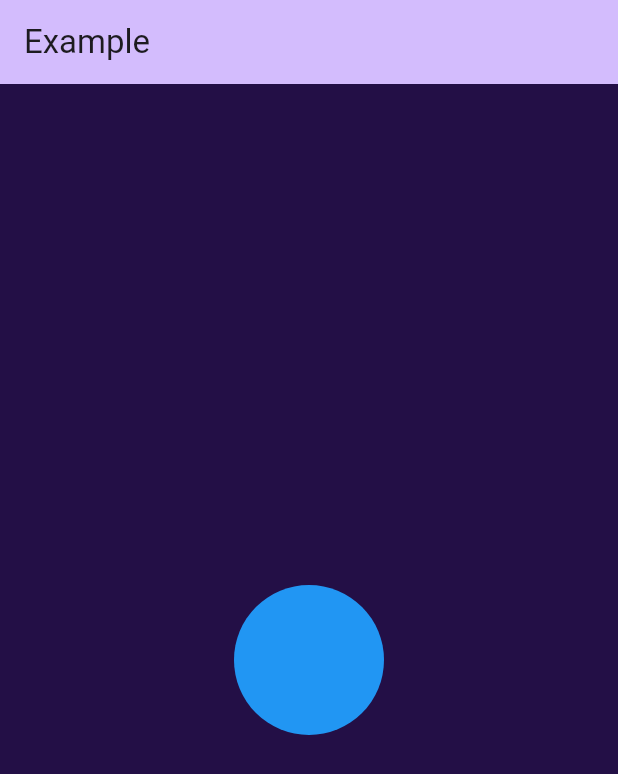
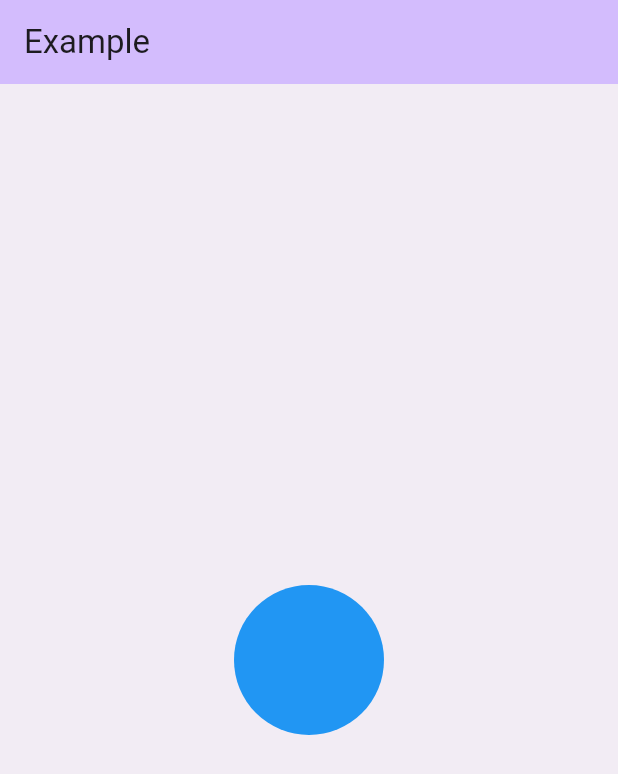
Before and after one commit to vchib1/LightDarkThemeToggle, a Flutter app: the screen it shows after launch, on a phone screen of 412 x 824 dp. Shown: the top 774 px of the screen. Run offline on Flutter 3.47's test engine with Material 3 defaults, Android fonts, the phone set to English and light mode, and no system bars.

Commit message:
added simple theme

```diff
--- a/example/lib/main.dart
+++ b/example/lib/main.dart
@@ -28,7 +28,7 @@ class Example extends StatelessWidget {
   @override
   Widget build(BuildContext context) {
     return Scaffold(
-      backgroundColor: Theme.of(context).colorScheme.onPrimaryFixed,
+      backgroundColor: Theme.of(context).colorScheme.surfaceContainer,
       appBar: AppBar(
         backgroundColor: Theme.of(context).colorScheme.inversePrimary,
         title: const Text("Example"),
--- a/lib/src/light_dark_theme_toggle.dart
+++ b/lib/src/light_dark_theme_toggle.dart
@@ -64,9 +64,7 @@ class _LightDarkThemeToggleState extends State<LightDarkThemeToggle>
       },
       icon: CustomPaint(
         size: Size.square(100),
-        painter: EclipsePainter(
-          animation: _animation,
-        ),
+        painter: SimplePainter(animation: _animation),
       ),
     );
   }
--- a/lib/src/painters/painters.dart
+++ b/lib/src/painters/painters.dart
@@ -1,3 +1,4 @@
 //GENERATED BARREL FILE
 export 'dark_side_painter.dart';
 export 'eclipse_painter.dart';
+export 'simple_painter.dart';
```
Also changed, not shown: lib/src/painters/simple_painter.dart (added, +44 -0 lines).
